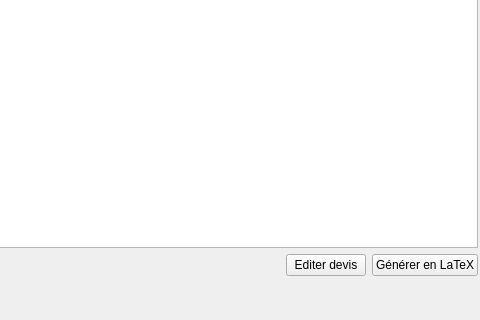
Before: the Qt Designer form src/mainwindow.ui in FACT-Team/FactDev, drawn with Qt 5; both pictures show x 431 to 911 and y 271 to 591 of the 1237 by 591 pixel window.
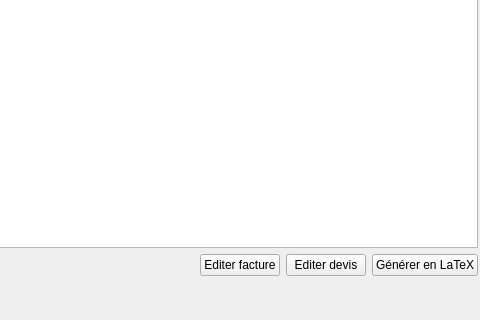
After: the same form once the commit is applied. Icons and pictures are not drawn. Custom widgets are drawn as their Qt base class.

Commit message: We can now edit a bill

```diff
--- a/src/mainwindow.ui
+++ b/src/mainwindow.ui
@@ -282,6 +282,17 @@
               </property>
              </spacer>
             </item>
+            <item>
+             <widget class="QPushButton" name="btnEditBill">
+              <property name="text">
+               <string>Editer facture</string>
+              </property>
+              <property name="icon">
+               <iconset resource="icons.qrc">
+                <normaloff>:/icons/img/img20/add_bill20.png</normaloff>:/icons/img/img20/add_bill20.png</iconset>
+              </property>
+             </widget>
+            </item>
             <item>
              <widget class="QPushButton" name="btnEditQuote">
               <property name="text">
```
Left out of the diff: 37 changed lines with no effect on the pictures. The commit also changes 2 other files.
